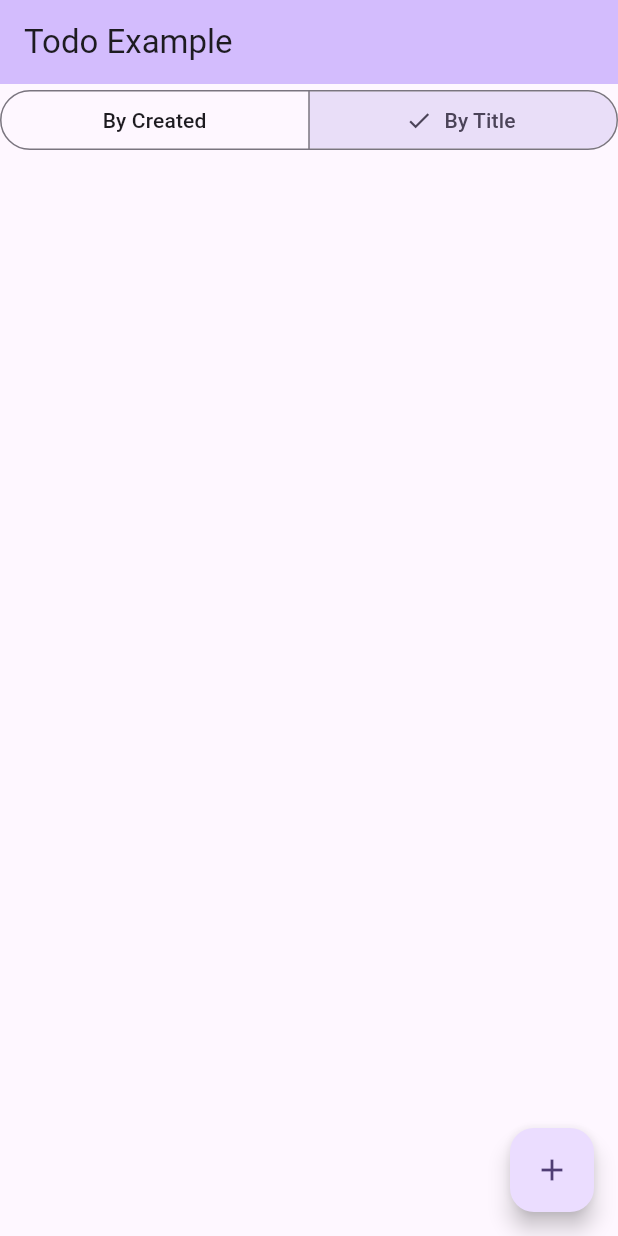
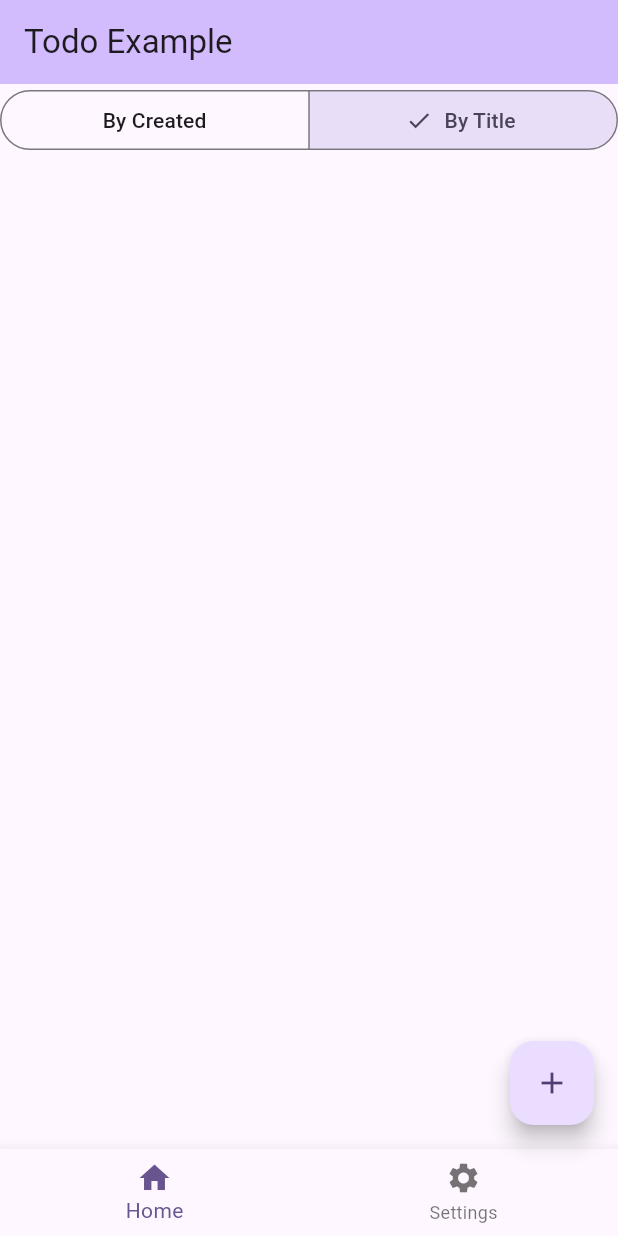
Before and after one commit to futurechallenger/todo_simple_example, a Flutter app: the screen it shows after launch, after a tap on "By Title", on a phone screen of 412 x 824 dp. Run offline on Flutter 3.47's test engine with Material 3 defaults, Android fonts, the light colour scheme and no system bars.

Commit message:
add bottom tab

```diff
--- a/lib/screens/home_page.dart
+++ b/lib/screens/home_page.dart
@@ -14,6 +14,7 @@ class HomePage extends StatefulWidget {
 }
 
 class _HomePageState extends State<HomePage> {
+  int _selectedTabIndex = 0;
   int sortBy = 0;
   List<TodoItem> _itemList = [];
   final _uuid = const Uuid();
@@ -70,6 +71,18 @@ class _HomePageState extends State<HomePage> {
         tooltip: 'Add Todo',
         child: const Icon(Icons.add),
       ),
+      bottomNavigationBar: BottomNavigationBar(
+          items: const [
+            BottomNavigationBarItem(icon: Icon(Icons.home), label: 'Home'),
+            BottomNavigationBarItem(
+                icon: Icon(Icons.settings), label: 'Settings'),
+          ],
+          currentIndex: _selectedTabIndex,
+          onTap: (int index) {
+            setState(() {
+              _selectedTabIndex = index;
+            });
+          }),
     );
   }
 
```
